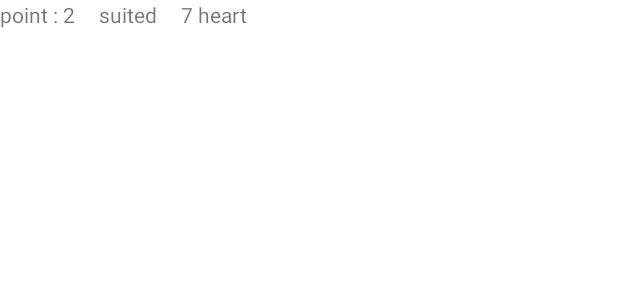
After one commit to VisarutDear/five-card, an Android app: the layout item_two_card.xml on its own in the app's theme, with its tools: preview values and no code run, on a phone screen of 412 x 824 dp. The commit adds this screen. Shown: the top 300 px of the screen. Run offline under Robolectric (Android 15) with nearby library versions, the phone set to English and light mode, and no system bars.

Commit message:
add logic 2 card game

```diff
--- a/app/src/main/java/com/visarut/fivecard/data/di/DeckModules.kt
+++ b/app/src/main/java/com/visarut/fivecard/data/di/DeckModules.kt
@@ -2,9 +2,12 @@ package com.visarut.fivecard.data.di
 
 import com.visarut.fivecard.data.repository.DeckRepository
 import com.visarut.fivecard.data.repository.DeckRepositoryImpl
+import com.visarut.fivecard.data.repository.GameRepository
+import com.visarut.fivecard.data.repository.GameRepositoryImpl
 import org.koin.dsl.module
 
 val deckModule = module {
 
     factory<DeckRepository> { DeckRepositoryImpl() }
+    factory<GameRepository> { GameRepositoryImpl() }
 }
--- a/app/src/main/java/com/visarut/fivecard/data/response/Player.kt
+++ b/app/src/main/java/com/visarut/fivecard/data/response/Player.kt
@@ -4,5 +4,7 @@ import androidx.lifecycle.MutableLiveData
 
 data class Player(
     val name: String,
-    var cardList: List<Card>
+    var cardList: List<Card>,
+    val twoCard: TwoCard?,
+//    val threeCard: ThreeCard?
 )
--- a/app/src/main/java/com/visarut/fivecard/domain/di/UseCaseModule.kt
+++ b/app/src/main/java/com/visarut/fivecard/domain/di/UseCaseModule.kt
@@ -1,10 +1,15 @@
 package com.visarut.fivecard.domain.di
 
 import com.visarut.fivecard.domain.usecase.GetRandomCardUseCase
+import com.visarut.fivecard.domain.usecase.GetTwoCardUseCase
 import org.koin.dsl.module
 
 val useCaseModule = module {
     single {
         GetRandomCardUseCase(get())
     }
+
+    single {
+        GetTwoCardUseCase(get())
+    }
 }
--- a/app/src/main/java/com/visarut/fivecard/view/feature/featurePlay/di/Modules.kt
+++ b/app/src/main/java/com/visarut/fivecard/view/feature/featurePlay/di/Modules.kt
@@ -6,6 +6,6 @@ import org.koin.dsl.module
 
 val viewModelModule = module {
     viewModel {
-        PlayFramgentViewModel(get())
+        PlayFramgentViewModel(get(), get())
     }
 }
--- a/app/src/main/res/layout/item_player_name.xml
+++ b/app/src/main/res/layout/item_player_name.xml
@@ -13,7 +13,8 @@
         android:layout_width="wrap_content"
         android:layout_height="wrap_content"
         android:orientation="vertical"
-        android:gravity="center">
+        android:gravity="center"
+        android:layout_marginTop="@dimen/spacing_18">
 
         <TextView
             android:id="@+id/tv_name"
--- /dev/null
+++ b/app/src/main/res/layout/item_two_card.xml
@@ -0,0 +1,50 @@
+<?xml version="1.0" encoding="utf-8"?>
+<layout xmlns:android="http://schemas.android.com/apk/res/android"
+    xmlns:tools="http://schemas.android.com/tools">
+
+    <data>
+        <variable
+            name="point"
+            type="String" />
+
+        <variable
+            name="suited"
+            type="String" />
+
+        <variable
+            name="highCard"
+            type="String" />
+    </data>
+
+    <LinearLayout
+        android:layout_width="wrap_content"
+        android:layout_height="wrap_content"
+        android:orientation="horizontal"
+        android:gravity="center">
+
+        <TextView
+            android:id="@+id/tv_name"
+            android:layout_width="wrap_content"
+            android:layout_height="wrap_content"
+            android:text="@{point}"
+            tools:text="point : 2"/>
+
+        <TextView
+            android:id="@+id/tv_suited"
+            android:layout_width="wrap_content"
+            android:layout_height="wrap_content"
+            android:layout_marginStart="16dp"
+            android:text="@{suited}"
+            tools:text="suited"/>
+
+        <TextView
+            android:id="@+id/tv_high_card"
+            android:layout_width="wrap_content"
+            android:layout_height="wrap_content"
+            android:layout_marginStart="16dp"
+            android:text="@{highCard}"
+            tools:text="7 heart"/>
+
+    </LinearLayout>
+
+</layout>
--- /dev/null
+++ b/app/src/main/res/values/dimens.xml
@@ -0,0 +1,4 @@
+<?xml version="1.0" encoding="utf-8"?>
+<resources>
+    <dimen name="spacing_18">18dp</dimen>
+</resources>
```
Also changed, not shown: app/src/main/java/com/visarut/fivecard/data/repository/DeckRepositoryImpl.kt (+16 -4 lines), app/src/main/java/com/visarut/fivecard/data/repository/GameRepository.kt (added, +9 -0 lines), app/src/main/java/com/visarut/fivecard/data/repository/GameRepositoryImpl.kt (added, +43 -0 lines), app/src/main/java/com/visarut/fivecard/data/response/Card.kt (+19 -1 lines), app/src/main/java/com/visarut/fivecard/data/response/ThreeCard.kt (added, +13 -0 lines), app/src/main/java/com/visarut/fivecard/data/response/TwoCard.kt (added, +7 -0 lines), app/src/main/java/com/visarut/fivecard/domain/usecase/GetTwoCardUseCase.kt (added, +13 -0 lines), app/src/main/java/com/visarut/fivecard/view/feature/featurePlay/PlayFramgentViewModel.kt (+12 -5 lines), app/src/main/java/com/visarut/fivecard/view/feature/featurePlay/PlayHomeController.kt (+12 -2 lines), app/src/main/res/layout/play_frament.xml (+5 -12 lines).
